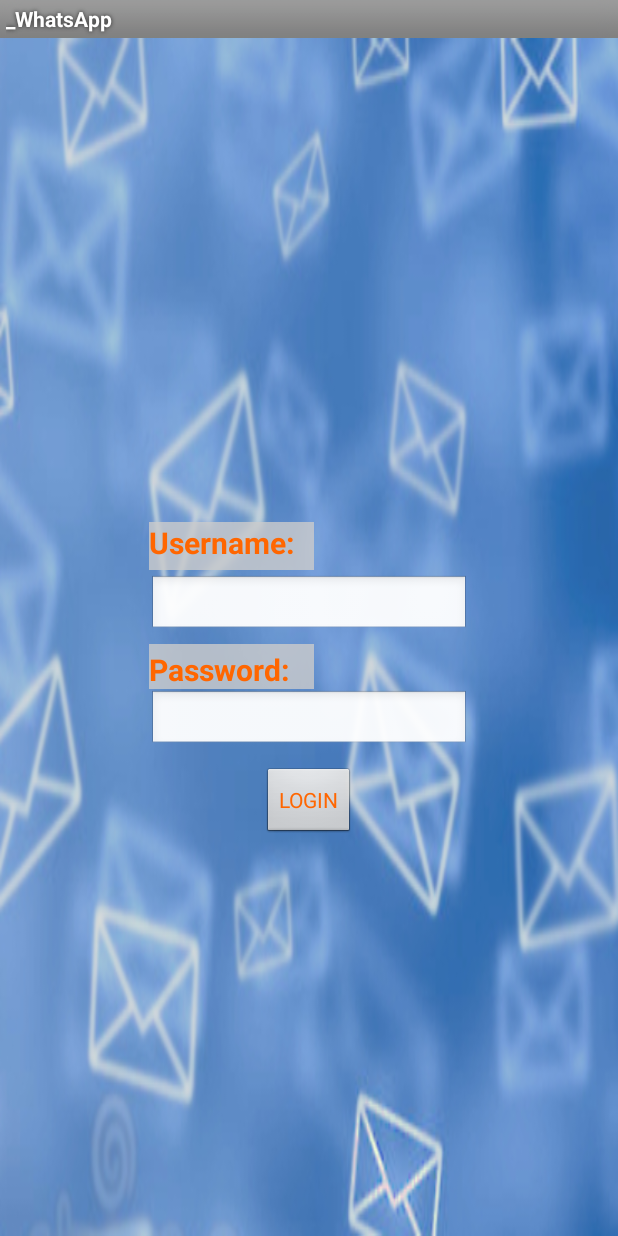
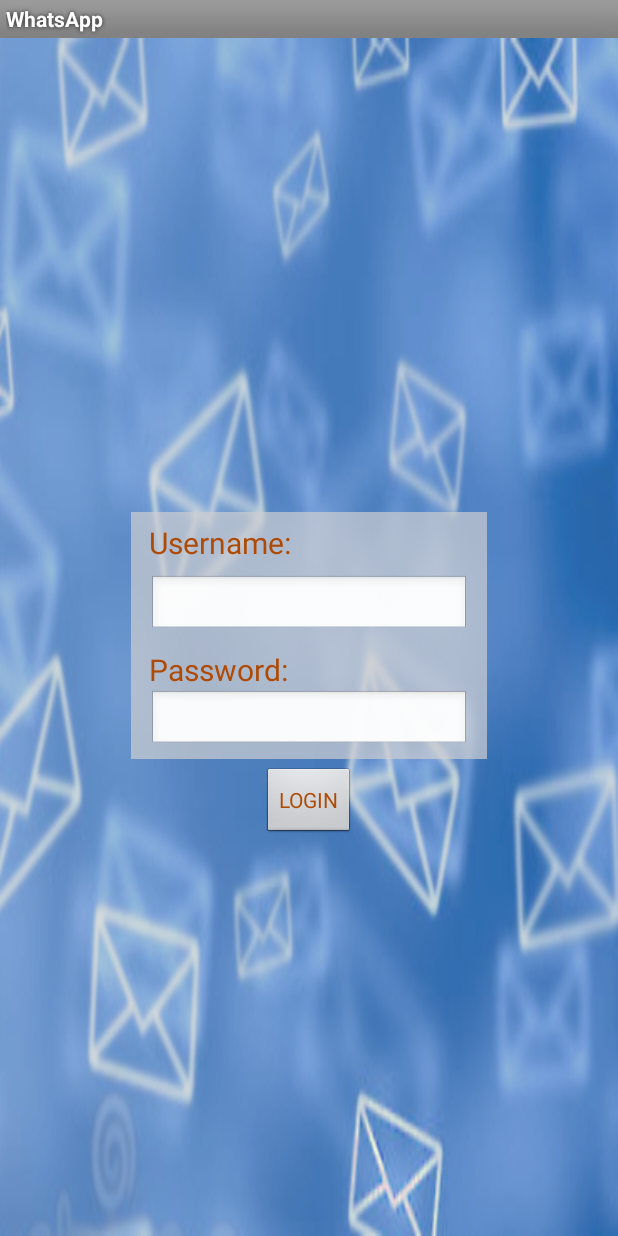
Before and after one commit to kjentmann/whatsApp, an Android app: the layout b_login.xml on its own in the app's theme, with its tools: preview values and no code run, on a phone screen of 412 x 824 dp. Run offline under Robolectric (Android 15) with nearby library versions, the phone set to English and light mode, and no system bars.

Commit message:
Basic UI for login and register actions.

```diff
--- a/app/src/main/AndroidManifest.xml
+++ b/app/src/main/AndroidManifest.xml
@@ -14,12 +14,13 @@
     <uses-permission android:name="android.permission.ACCESS_NETWORK_STATE"/>
 
     <application android:name="._GlobalState"
-                 android:label="@string/app_name"
+                 android:label="WhatsApp"
+                android:icon="@drawable/signal"
                  android:hardwareAccelerated="true"
                  android:theme="@android:style/Theme.Light">
 
         <activity android:name=".a_WelcomeActivity"
-                  android:label="@string/app_name">
+                  android:label="WhatsApp">
             <intent-filter>
                 <action android:name="android.intent.action.MAIN" />
                 <category android:name="android.intent.category.LAUNCHER" />
--- a/app/src/main/java/edu/upc/whatsapp/b_LoginActivity.java
+++ b/app/src/main/java/edu/upc/whatsapp/b_LoginActivity.java
@@ -43,10 +43,10 @@ public class b_LoginActivity extends Activity implements View.OnClickListener {
 
   public void onClick(View arg0) {
     if (arg0 == findViewById(R.id.editloginButton)) {
-
+        toastShow("testing fuctions");
         //...
 
-        progressDialog = ProgressDialog.show(this, "LoginActivity", "Logging into the server...");
+        //progressDialog = ProgressDialog.show(this, "LoginActivity", "Logging into the server...");
         // if there's still a running thread doing something, we don't create a new one
         if (operationPerformer == null) {
           operationPerformer = new OperationPerformer();
--- a/app/src/main/res/layout/a_welcome.xml
+++ b/app/src/main/res/layout/a_welcome.xml
@@ -13,7 +13,8 @@
         android:layout_width="match_parent"
         android:layout_height="111dp"
         android:layout_alignParentStart="true"
-        android:layout_alignTop="@+id/welcomeMessageTextView"
+        android:layout_alignParentTop="true"
+        android:layout_marginTop="41dp"
         android:layout_weight="1"
         android:adjustViewBounds="false"
         android:alpha="0.8"
@@ -29,7 +30,7 @@
         android:layout_height="wrap_content"
         android:layout_alignParentTop="true"
         android:layout_centerHorizontal="true"
-        android:layout_marginTop="34dp"
+        android:layout_marginTop="56dp"
         android:focusable="true"
         android:text="WhatsApp Aplication"
         android:textSize="28sp" />
--- a/app/src/main/res/layout/b_login.xml
+++ b/app/src/main/res/layout/b_login.xml
@@ -17,11 +17,24 @@
         android:id="@+id/editloginButton"
         android:layout_width="wrap_content"
         android:layout_height="wrap_content"
-        android:layout_alignParentTop="true"
         android:layout_centerHorizontal="true"
         android:layout_marginTop="221dp"
         android:text="LOGIN"
-        android:textColor="@color/orange" />
+        android:textColor="@color/orange"
+        android:textColorHint="@android:color/black" />
+
+    <ImageView
+        android:id="@+id/grayBackground"
+        android:layout_width="237dp"
+        android:layout_height="170dp"
+        android:layout_above="@+id/editloginButton"
+        android:layout_centerHorizontal="true"
+        android:layout_marginBottom="-221dp"
+        android:alpha="0.7"
+        android:baseline="@android:dimen/app_icon_size"
+        android:fadingEdge="horizontal|vertical"
+        android:paddingBottom="5dp"
+        android:src="@color/grey" />
 
     <EditText
         android:id="@+id/login_input"
@@ -30,30 +43,9 @@
 
         android:layout_alignParentTop="true"
         android:layout_centerHorizontal="true"
-        android:layout_marginTop="170dp"
+        android:layout_marginTop="93dp"
         android:ems="10"
         android:inputType="textPersonName" />
-
-    <ImageView
-        android:id="@+id/imageView2"
-        android:layout_width="110dp"
-        android:layout_height="30dp"
-        android:layout_above="@+id/login_input"
-        android:layout_alignStart="@+id/login_input"
-        android:layout_marginBottom="-169dp"
-        android:alpha="0.8"
-        android:fadingEdge="horizontal|vertical"
-        android:src="@color/grey" />
-
-    <ImageView
-        android:id="@+id/imageView3"
-        android:layout_width="110dp"
-        android:layout_height="32dp"
-        android:layout_alignStart="@+id/login_input"
-        android:layout_alignTop="@+id/username_text"
-        android:alpha="0.8"
-        android:fadingEdge="horizontal|vertical"
-        android:src="@color/grey" />
 
     <EditText
         android:id="@+id/password_input"
@@ -61,7 +53,7 @@
         android:layout_height="39dp"
         android:layout_alignParentTop="true"
         android:layout_centerHorizontal="true"
-        android:layout_marginTop="93dp"
+        android:layout_marginTop="170dp"
         android:ems="10"
         android:inputType="textPassword" />
 
@@ -74,8 +66,7 @@
         android:layout_marginTop="58dp"
         android:text="Username:"
         android:textColor="@color/orange"
-        android:textSize="20sp"
-        android:textStyle="bold" />
+        android:textSize="20sp" />
 
     <TextView
         android:id="@+id/password_text"
@@ -86,8 +77,7 @@
         android:layout_marginBottom="-170dp"
         android:text="Password:"
         android:textColor="@color/orange"
-        android:textSize="20sp"
-        android:textStyle="bold" />
+        android:textSize="20sp" />
 
 
 </RelativeLayout>
--- a/app/src/main/res/values/colors.xml
+++ b/app/src/main/res/values/colors.xml
@@ -2,9 +2,9 @@
 
 <resources>
 
-    <color name="orange">#FF6600</color>
+    <color name="orange">#af4a05</color>
     <color name="black">#000000</color>
     <color name="white">#FFFFFF</color>
-    <color name="grey">#cccccc</color>
+    <color name="grey">#cecfd1</color>
 
 </resources>
```
Also changed, not shown: app/src/main/res/layout/c_registration.xml (+23 -32 lines), app/src/main/res/drawable/coms.jpg, 89 other files.
